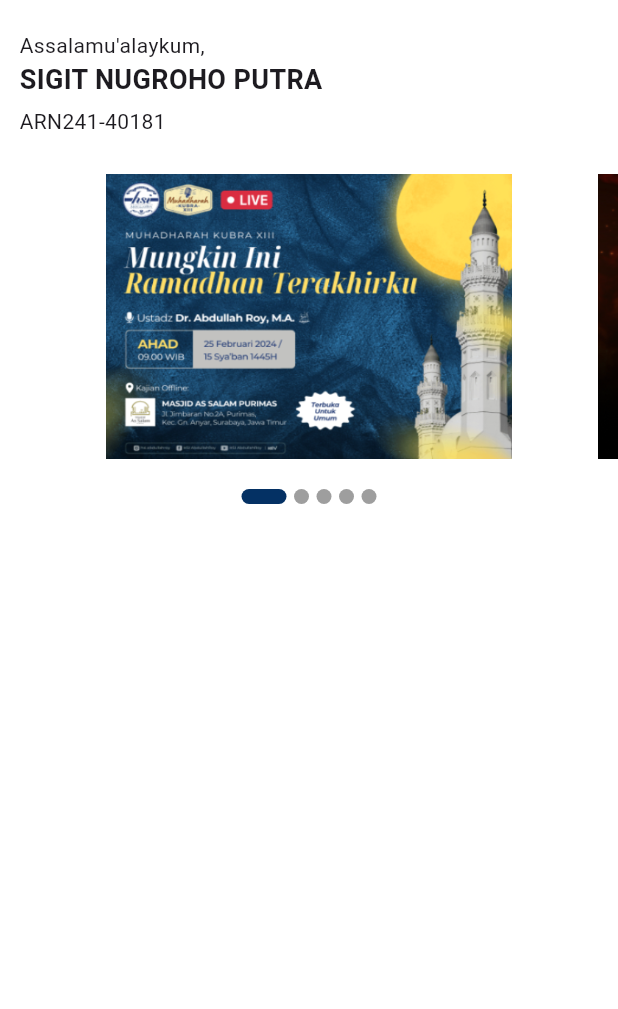
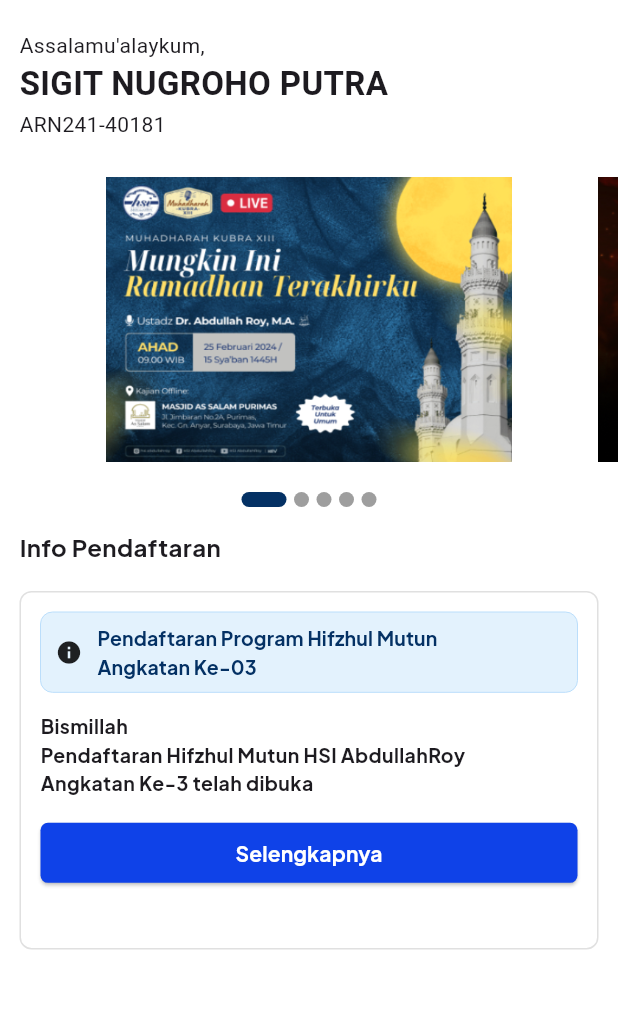
Before and after one commit to masradeen/hsi_quiz_level2, a Flutter app: the screen it shows after launch, on a phone screen of 412 x 824 dp, the part 84-1093 px from its top. Run offline on Flutter 3.47's test engine with Material 3 defaults, Android fonts, the phone set to English and light mode, and no system bars; drawn by our look-alikes of carousel_slider, smooth_page_indicator.

Commit message:
Membuat segmen info pendaftaran

```diff
--- a/lib/pages/beranda_pages.dart
+++ b/lib/pages/beranda_pages.dart
@@ -1,3 +1,5 @@
+import 'dart:collection';
+
 import 'package:carousel_slider/carousel_slider.dart';
 import 'package:flutter/material.dart';
 import 'package:smooth_page_indicator/smooth_page_indicator.dart';
@@ -10,7 +12,6 @@
 }
 
 class _BerandaPageState extends State<BerandaPage> {
-
   final List mySliderItems = [
     Image.asset("assets/images/slide-1.png"),
     Image.asset("assets/images/slide-2.png"),
@@ -76,12 +77,12 @@
                 Text(
                   "SIGIT NUGROHO PUTRA",
                   style: TextStyle(
-                    fontSize: 18,
+                    fontSize: 22,
                     fontWeight: FontWeight.bold,
                   ),
                 ),
                 SizedBox(
-                  height: 5,
+                  height: 2,
                 ),
                 Text("ARN241-40181"),
                 SizedBox(
@@ -126,7 +127,9 @@
                     },
                   ),
                 ),
-                SizedBox(height: 15,),
+                SizedBox(
+                  height: 15,
+                ),
                 AnimatedSmoothIndicator(
                   activeIndex: myCurrentIndex,
                   count: mySliderItems.length,
@@ -141,6 +144,111 @@
               ],
             ),
           ),
+          SizedBox(
+            height: 15,
+          ),
+          Container(
+            margin: EdgeInsets.only(left: 13),
+            child: Text(
+              "Info Pendaftaran",
+              style: TextStyle(
+                fontFamily: 'Plus Jakarta Sans',
+                fontWeight: FontWeight.bold,
+                fontSize: 16,
+              ),
+            ),
+          ),
+          SizedBox(
+            height: 5,
+          ),
+          Container(
+            margin: EdgeInsets.all(13),
+            height: MediaQuery.of(context).size.width * 0.58,
+            width: MediaQuery.of(context).size.width,
+            decoration: BoxDecoration(
+              border: Border.all(
+                width: 1,
+                color: Colors.grey.shade300,
+              ),
+              borderRadius: BorderRadius.circular(8),
+            ),
+            child: Column(
+              children: [
+                Container(
+                  margin: EdgeInsets.all(13),
+                  width: MediaQuery.of(context).size.width,
+                  height: MediaQuery.of(context).size.width * 0.13,
+                  decoration: BoxDecoration(
+                      color: Colors.blue.shade50,
+                      border: Border.all(
+                        width: 0,
+                        color: Colors.blue.shade100,
+                      ),
+                      borderRadius: BorderRadius.circular(8)),
+                  child: Row(
+                    children: [
+                      Align(
+                        child: Container(
+                          margin: EdgeInsets.all(10),
+                          // alignment: Alignment.center,
+                          // height: 10,
+                          // width: 10,
+                          child: Icon(
+                            Icons.info,
+                            size: 18,
+                          ),
+                        ),
+                      ),
+                      Text(
+                        "Pendaftaran Program Hifzhul Mutun\nAngkatan Ke-03",
+                        style: TextStyle(
+                          fontFamily: 'Plus Jakarta Sans',
+                          fontWeight: FontWeight.bold,
+                          fontSize: 13,
+                          letterSpacing: .1,
+                          color: Color(0xFF043164),
+                        ),
+                      ),
+                    ],
+                  ),
+                ),
+                Container(
+                  width: MediaQuery.of(context).size.width,
+                  margin: EdgeInsets.only(left: 13),
+                  child: Text(
+                    "Bismillah\nPendaftaran Hifzhul Mutun HSI AbdullahRoy\nAngkatan Ke-3 telah dibuka",
+                    style: TextStyle(
+                      fontFamily: 'Plus Jakarta Sans',
+                      fontSize: 13,
+                      fontWeight: FontWeight.bold,
+                    ),
+                  ),
+                ),
+                Container(
+                  margin: EdgeInsets.all(13),
+                  width: MediaQuery.of(context).size.width,
+                  child: ElevatedButton(
+                    onPressed: () {},
+                    child: Text(
+                      "Selengkapnya",
+                      style: TextStyle(
+                        fontFamily: 'Plus Jakarta Sans',
+                        fontWeight: FontWeight.bold,
+                        color: Colors.white,
+                      ),
+                    ),
+                    style: ElevatedButton.styleFrom(
+                      backgroundColor: Color.fromARGB(255, 15, 66, 232),
+                      padding: EdgeInsets.all(0),
+                      shape: RoundedRectangleBorder(
+                        borderRadius: BorderRadius.circular(5),
+                      ),
+                    ),
+                  ),
+                ),
+              ],
+            ),
+          ),
         ],
       ),
     );
```
